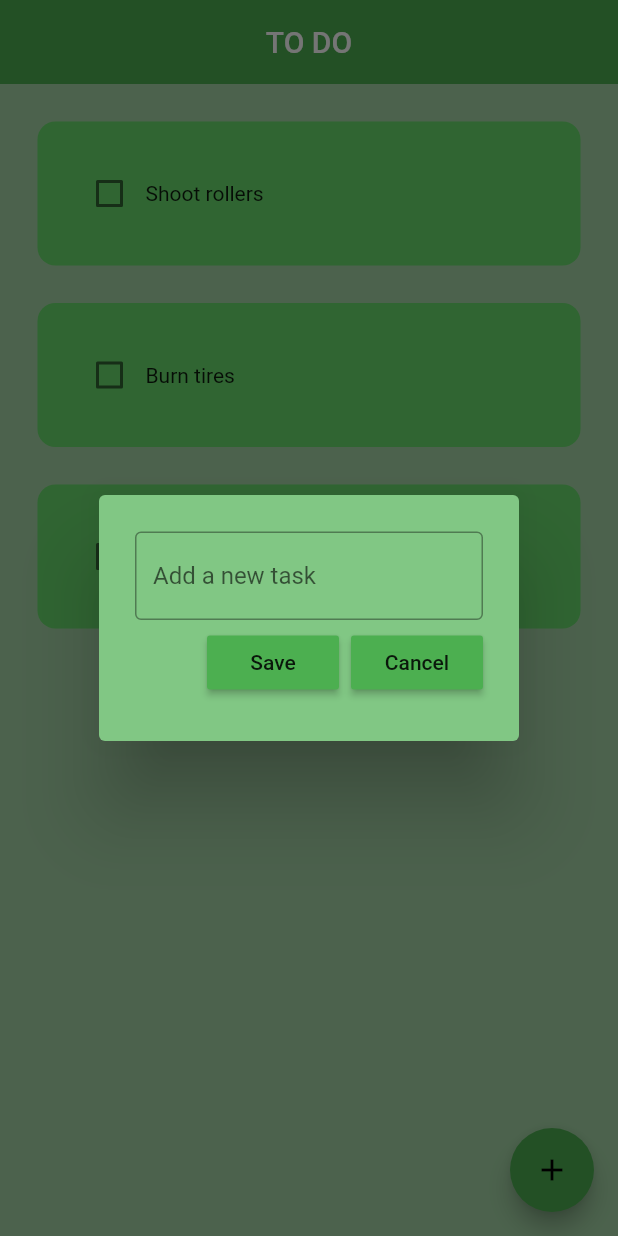
After one commit to kumaranx/TO-DO-flutter, a Flutter app: the screen it shows after launch, after a tap on the "add" icon, on a phone screen of 412 x 824 dp. The commit adds this screen. Run offline on Flutter 3.47's test engine with Material 2 defaults, Android fonts, the light colour scheme and no system bars.

Commit message:
Add feature has been added

```diff
--- a/lib/pages/home_page.dart
+++ b/lib/pages/home_page.dart
@@ -1,5 +1,6 @@
 import 'package:flutter/material.dart';
 
+import '../utilities/dialog_box.dart';
 import '../utilities/todo_tile.dart';
 
 class HomePage extends StatefulWidget {
@@ -10,6 +11,9 @@
 }
 
 class _HomePageState extends State<HomePage> {
+  // txt controller
+  final _controller = TextEditingController();
+
   // list of items
   List toDoList = [
     ["Shoot rollers", false],
@@ -24,6 +28,29 @@
     });
   }
 
+  // Save new task
+  void saveNewTask() {
+    setState(() {
+      toDoList.add([_controller.text, false]);
+      _controller.clear();
+    });
+    Navigator.of(context).pop();
+  }
+
+  // Create new task
+  void createNewTask() {
+    showDialog(
+      context: context,
+      builder: (context) {
+        return DialogBox(
+          controller: _controller,
+          onSave: saveNewTask,
+          onCancel: () => Navigator.of(context).pop(),
+        );
+      },
+    );
+  }
+
   @override
   Widget build(BuildContext context) {
     return Scaffold(
@@ -32,6 +59,11 @@
         title: Text("TO DO"),
         centerTitle: true,
         elevation: 0,
+      ),
+      floatingActionButton: FloatingActionButton(
+        onPressed: createNewTask,
+        child: Icon(Icons.add),
+        foregroundColor: Colors.black,
       ),
       body: ListView.builder(
         itemCount: toDoList.length,
--- /dev/null
+++ b/lib/utilities/dialog_box.dart
@@ -0,0 +1,54 @@
+import 'package:flutter/material.dart';
+
+import 'my_button.dart';
+
+class DialogBox extends StatelessWidget {
+  final controller;
+  VoidCallback onSave;
+  VoidCallback onCancel;
+  DialogBox({
+    super.key,
+    required this.controller,
+    required this.onSave,
+    required this.onCancel,
+  });
+
+  @override
+  Widget build(BuildContext context) {
+    return AlertDialog(
+      backgroundColor: Colors.green[300],
+      content: Container(
+        height: 120,
+        child: Column(
+          mainAxisAlignment: MainAxisAlignment.spaceEvenly,
+          children: [
+            //get user input
+            TextField(
+              controller: controller,
+              decoration: InputDecoration(
+                border: OutlineInputBorder(),
+                hintText: "Add a new task",
+              ),
+            ),
+
+            // btns -> save & cancel
+            Row(
+              mainAxisAlignment: MainAxisAlignment.end,
+              children: [
+                // save btn
+                MyButton(
+                  text: "Save",
+                  onPressed: onSave,
+                ),
+
+                const SizedBox(width: 8),
+                // cancel btn
+                MyButton(text: "Cancel", onPressed: onCancel)
+              ],
+            ),
+          ],
+        ),
+      ),
+    );
+  }
+}
--- /dev/null
+++ b/lib/utilities/my_button.dart
@@ -0,0 +1,20 @@
+import 'package:flutter/material.dart';
+
+class MyButton extends StatelessWidget {
+  final String text;
+  VoidCallback onPressed;
+  MyButton({
+    super.key,
+    required this.text,
+    required this.onPressed,
+  });
+
+  @override
+  Widget build(BuildContext context) {
+    return MaterialButton(
+      onPressed: onPressed,
+      color: Theme.of(context).primaryColor,
+      child: Text(text),
+    );
+  }
+}
```
